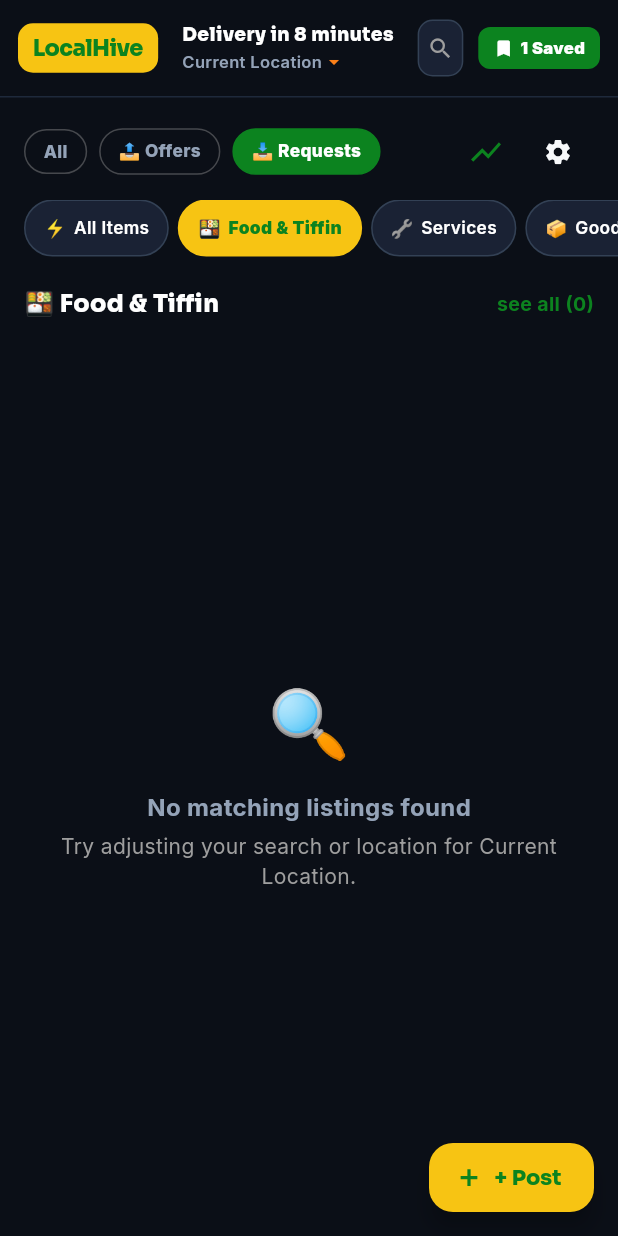
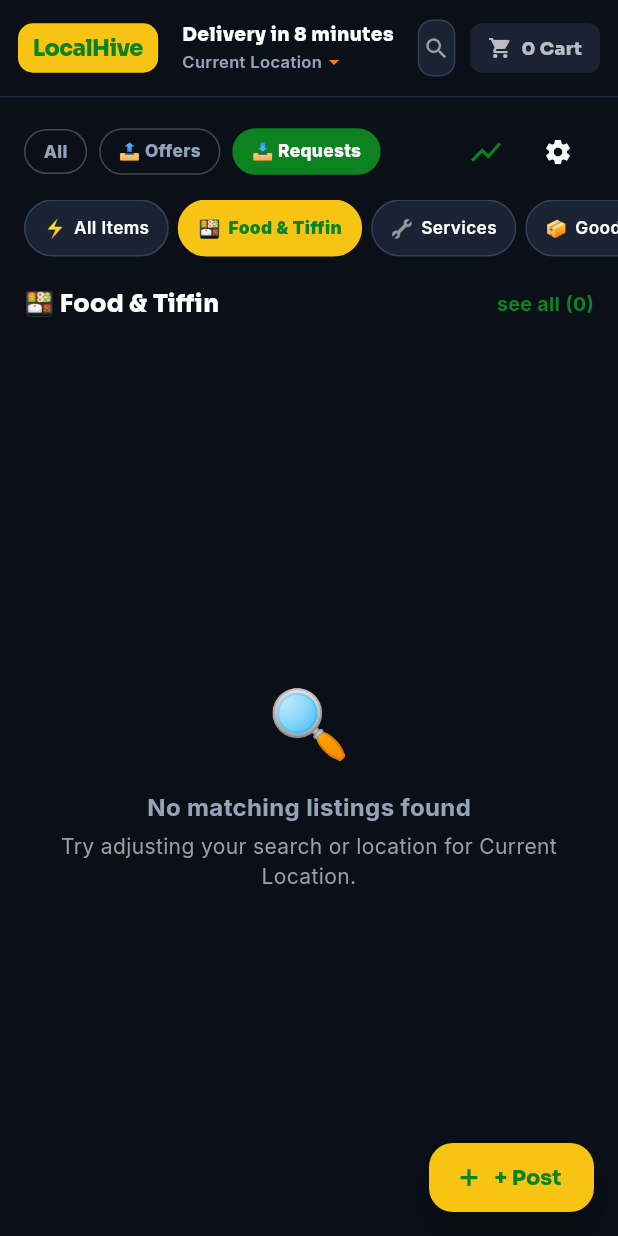
Before and after one commit to peeyushsingh4/mal-local, a Flutter app: the screen it shows after launch, after a tap on "📤 Offers", after a tap on "📥 Requests", after a tap on "Food & Tiffin", on a phone screen of 412 x 824 dp. Run offline on Flutter 3.47's test engine with Material 3 defaults, Android fonts, the phone set to English and light mode, and no system bars; our stand-ins replace google_fonts, shared_preferences; network calls fail.

Commit message:
Fix Add-to-Cart feature, add interactive top-right Cart button with live count, add detailed output receipt confirmation dialog, and pass automated backtests

```diff
--- a/lib/presentation/screens/feed_screen.dart
+++ b/lib/presentation/screens/feed_screen.dart
@@ -94,23 +94,42 @@ class _FeedScreenState extends State<FeedScreen> {
     }
   }
 
-  int get _savedCount => _allListings.where((l) => l.status == ListingStatus.saved).length;
-
   List<Listing> get _selectedCartListings =>
       _allListings.where((l) => _cartListingIds.contains(l.id)).toList();
 
-  void _toggleCart(String listingId) {
+  void _toggleCart(Listing listing) {
     setState(() {
-      if (_cartListingIds.contains(listingId)) {
-        _cartListingIds.remove(listingId);
+      if (_cartListingIds.contains(listing.id)) {
+        _cartListingIds.remove(listing.id);
+        ScaffoldMessenger.of(context).showSnackBar(
+          SnackBar(
+            content: Text('Removed "${listing.title}" from Cart'),
+            duration: const Duration(seconds: 1),
+          ),
+        );
       } else {
-        _cartListingIds.add(listingId);
+        _cartListingIds.add(listing.id);
+        ScaffoldMessenger.of(context).showSnackBar(
+          SnackBar(
+            content: Text('🛒 Added "${listing.title}" to Cart!'),
+            backgroundColor: BlinkitTheme.blinkitGreen,
+            duration: const Duration(seconds: 2),
+          ),
+        );
       }
     });
   }
 
   void _openCheckoutModal() {
-    if (_cartListingIds.isEmpty) return;
+    if (_cartListingIds.isEmpty) {
+      ScaffoldMessenger.of(context).showSnackBar(
+        const SnackBar(
+          content: Text('Your cart is empty! Tap ADD on any service below to add it to your cart.'),
+          duration: Duration(seconds: 2),
+        ),
+      );
+      return;
+    }
 
     showModalBottomSheet(
       context: context,
@@ -137,7 +156,6 @@ class _FeedScreenState extends State<FeedScreen> {
     final isDark = Theme.of(context).brightness == Brightness.dark;
     final screenWidth = MediaQuery.of(context).size.width;
 
-    // Responsive grid columns & tight aspect ratio (Eliminates empty black space!)
     final crossAxisCount = screenWidth > 1100
         ? 5
         : screenWidth > 800
@@ -146,13 +164,13 @@ class _FeedScreenState extends State<FeedScreen> {
                 ? 3
                 : 2;
 
-    // Compact card aspect ratio (0.85 on mobile, 0.90 on desktop -> No tall empty black space!)
     final childAspectRatio = screenWidth > 800 ? 0.92 : 0.84;
 
     return Scaffold(
       appBar: BlinkitHeader(
         currentNeighborhood: _userLocation,
-        savedCount: _savedCount,
+        cartCount: _cartListingIds.length,
+        onCartTap: _openCheckoutModal,
         onSearchChanged: (val) {
           _searchQuery = val;
           _applyFilters();
@@ -239,17 +257,19 @@ class _FeedScreenState extends State<FeedScreen> {
 
                   const SliverToBoxAdapter(child: SizedBox(height: 12)),
 
-                  // Category Section Header
+                  // Category Section Header (Wrapped with Expanded to prevent text overflow)
                   SliverToBoxAdapter(
                     child: Padding(
                       padding: const EdgeInsets.symmetric(horizontal: 16, vertical: 8),
                       child: Row(
                         mainAxisAlignment: MainAxisAlignment.spaceBetween,
                         children: [
-                          Text(
+                          Expanded(
+                            child: Text(
                               _selectedCategory == 'all'
                                   ? 'Nearby Services & Items in $_userLocation'
                                   : '${ListingCategory.getById(_selectedCategory).icon} ${ListingCategory.getById(_selectedCategory).name}',
+                              overflow: TextOverflow.ellipsis,
                               style: TextStyle(
                                 fontFamily: 'Sora',
                                 fontWeight: FontWeight.w900,
@@ -257,6 +277,8 @@ class _FeedScreenState extends State<FeedScreen> {
                                 color: isDark ? Colors.white : const Color(0xFF0F172A),
                               ),
                             ),
+                          ),
+                          const SizedBox(width: 8),
                           Text(
                             'see all (${_filteredListings.length})',
                             style: const TextStyle(
@@ -270,7 +292,7 @@ class _FeedScreenState extends State<FeedScreen> {
                     ),
                   ),
 
-                  // Compact Grid (Reduced height childAspectRatio: 0.84 -> Zero empty black space!)
+                  // Compact Grid
                   _filteredListings.isEmpty
                       ? SliverFillRemaining(
                           hasScrollBody: false,
@@ -313,7 +335,7 @@ class _FeedScreenState extends State<FeedScreen> {
                                 return ListingCard(
                                   listing: listing,
                                   isAdded: isAdded,
-                                  onAddTap: () => _toggleCart(listing.id),
+                                  onAddTap: () => _toggleCart(listing),
                                   onTap: () async {
                                     await Navigator.push(
                                       context,
@@ -353,12 +375,14 @@ class _FeedScreenState extends State<FeedScreen> {
                 child: Row(
                   mainAxisAlignment: MainAxisAlignment.spaceBetween,
                   children: [
-                    Column(
+                    Expanded(
+                      child: Column(
                         mainAxisSize: MainAxisSize.min,
                         crossAxisAlignment: CrossAxisAlignment.start,
                         children: [
                           Text(
                             '${_cartListingIds.length} Service(s) Selected',
+                            overflow: TextOverflow.ellipsis,
                             style: const TextStyle(
                               fontFamily: 'Sora',
                               fontWeight: FontWeight.w900,
@@ -368,6 +392,7 @@ class _FeedScreenState extends State<FeedScreen> {
                           ),
                           Text(
                             '📍 $_userLocation • Free Checkout',
+                            overflow: TextOverflow.ellipsis,
                             style: const TextStyle(
                               color: Colors.white70,
                               fontSize: 11,
@@ -375,6 +400,8 @@ class _FeedScreenState extends State<FeedScreen> {
                           ),
                         ],
                       ),
+                    ),
+                    const SizedBox(width: 12),
                     ElevatedButton.icon(
                       style: ElevatedButton.styleFrom(
                         backgroundColor: BlinkitTheme.blinkitYellow,
--- a/lib/presentation/widgets/blinkit_header.dart
+++ b/lib/presentation/widgets/blinkit_header.dart
@@ -6,14 +6,16 @@ class BlinkitHeader extends StatefulWidget implements PreferredSizeWidget {
   final String currentNeighborhood;
   final ValueChanged<String> onLocationChanged;
   final ValueChanged<String>? onSearchChanged;
-  final int savedCount;
+  final int cartCount;
+  final VoidCallback onCartTap;
 
   const BlinkitHeader({
     super.key,
     required this.currentNeighborhood,
     required this.onLocationChanged,
     this.onSearchChanged,
-    this.savedCount = 0,
+    required this.cartCount,
+    required this.onCartTap,
   });
 
   @override
@@ -76,7 +78,7 @@ class _BlinkitHeaderState extends State<BlinkitHeader> {
                   ),
                   const SizedBox(height: 16),
 
-                  // Button 1: Detect Current Location via Geolocation API (NO presaved locations!)
+                  // Button 1: Detect Current Location via Geolocation API
                   SizedBox(
                     width: double.infinity,
                     height: 48,
@@ -200,7 +202,7 @@ class _BlinkitHeaderState extends State<BlinkitHeader> {
 
             const SizedBox(width: 12),
 
-            // Location Header Block (Matching Image 3: "Delivery in 8 minutes \n Location ▾")
+            // Location Header Block ("Delivery in 8 minutes \n Location ▾")
             InkWell(
               onTap: () => _showLocationPicker(context),
               borderRadius: BorderRadius.circular(8),
@@ -274,26 +276,39 @@ class _BlinkitHeaderState extends State<BlinkitHeader> {
 
             const SizedBox(width: 10),
 
-            // Saved Items / Account Pill (Right)
-            Container(
-              padding: const EdgeInsets.symmetric(horizontal: 10, vertical: 6),
+            // Top Right Interactive Cart / Checkout Button (Green Blinkit Badge)
+            InkWell(
+              onTap: widget.onCartTap,
+              borderRadius: BorderRadius.circular(8),
+              child: AnimatedContainer(
+                duration: const Duration(milliseconds: 200),
+                padding: const EdgeInsets.symmetric(horizontal: 12, vertical: 8),
                 decoration: BoxDecoration(
-                color: BlinkitTheme.blinkitGreen,
+                  color: widget.cartCount > 0 ? BlinkitTheme.blinkitGreen : (isDark ? BlinkitTheme.darkElevated : const Color(0xFFE2E8F0)),
                   borderRadius: BorderRadius.circular(8),
+                  boxShadow: widget.cartCount > 0
+                      ? [BoxShadow(color: BlinkitTheme.blinkitGreen.withOpacity(0.4), blurRadius: 6, offset: const Offset(0, 2))]
+                      : [],
                 ),
                 child: Row(
                   children: [
-                  const Icon(Icons.bookmark, size: 14, color: Colors.white),
-                  const SizedBox(width: 4),
+                    Icon(
+                      Icons.shopping_cart,
+                      size: 16,
+                      color: widget.cartCount > 0 ? Colors.white : (isDark ? Colors.white70 : Colors.black87),
+                    ),
+                    const SizedBox(width: 6),
                     Text(
-                    '${widget.savedCount} Saved',
-                    style: const TextStyle(
+                      widget.cartCount > 0 ? '${widget.cartCount} Cart' : '0 Cart',
+                      style: TextStyle(
+                        fontFamily: 'Sora',
                         fontWeight: FontWeight.w900,
-                      fontSize: 11,
-                      color: Colors.white,
+                        fontSize: 12,
+                        color: widget.cartCount > 0 ? Colors.white : (isDark ? Colors.white70 : Colors.black87),
                       ),
                     ),
                   ],
+                ),
               ),
             ),
           ],
```
Also changed, not shown: lib/presentation/widgets/checkout_sheet.dart (+176 -86 lines), 4 other files. Lines whose indentation alone changed are shown as unchanged.
